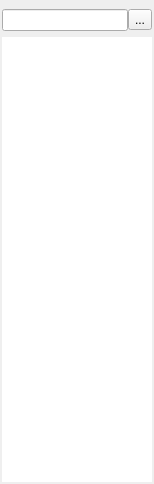
The window that BIDesigner/graphiclistform.ui (lsyeei/dashboard) describes before a commit, drawn with Qt 5.
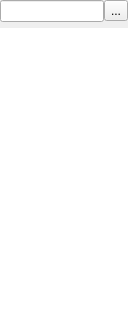
The same window after the commit. Icons and pictures are not drawn.

The edit to the form file:
```diff
--- a/BIDesigner/graphiclistform.ui
+++ b/BIDesigner/graphiclistform.ui
@@ -1,48 +1,63 @@
 <?xml version="1.0" encoding="UTF-8"?>
 <ui version="4.0">
  <class>GraphicListForm</class>
- <widget class="QDockWidget" name="GraphicListForm">
+ <widget class="QWidget" name="GraphicListForm">
   <property name="geometry">
    <rect>
     <x>0</x>
     <y>0</y>
-    <width>154</width>
-    <height>484</height>
+    <width>128</width>
+    <height>309</height>
    </rect>
   </property>
   <property name="sizePolicy">
-   <sizepolicy hsizetype="Fixed" vsizetype="Preferred">
+   <sizepolicy hsizetype="Preferred" vsizetype="Preferred">
     <horstretch>0</horstretch>
     <verstretch>0</verstretch>
    </sizepolicy>
   </property>
-  <property name="floating">
-   <bool>true</bool>
-  </property>
-  <property name="allowedAreas">
-   <set>Qt::DockWidgetArea::LeftDockWidgetArea|Qt::DockWidgetArea::RightDockWidgetArea</set>
-  </property>
   <property name="windowTitle">
    <string>结构视图</string>
   </property>
-  <widget class="QWidget" name="dockWidgetContents">
+  <property name="floating" stdset="0">
+   <bool>false</bool>
+  </property>
    <layout class="QVBoxLayout" name="verticalLayout">
+   <property name="sizeConstraint">
+    <enum>QLayout::SizeConstraint::SetDefaultConstraint</enum>
+   </property>
     <property name="leftMargin">
-     <number>2</number>
+    <number>0</number>
+   </property>
+   <property name="topMargin">
+    <number>0</number>
     </property>
     <property name="rightMargin">
-     <number>2</number>
+    <number>0</number>
     </property>
     <property name="bottomMargin">
-     <number>2</number>
+    <number>0</number>
     </property>
     <item>
      <layout class="QHBoxLayout" name="horizontalLayout">
       <property name="spacing">
        <number>0</number>
       </property>
+     <property name="sizeConstraint">
+      <enum>QLayout::SizeConstraint::SetMinimumSize</enum>
+     </property>
       <item>
-       <widget class="QLineEdit" name="queryText"/>
+      <widget class="QLineEdit" name="queryText">
+       <property name="sizePolicy">
+        <sizepolicy hsizetype="Preferred" vsizetype="Fixed">
+         <horstretch>0</horstretch>
+         <verstretch>0</verstretch>
+        </sizepolicy>
+       </property>
+       <property name="maxLength">
+        <number>32767</number>
+       </property>
+      </widget>
       </item>
       <item>
        <widget class="QToolButton" name="searchBtn">
@@ -67,6 +82,12 @@
     </item>
     <item>
      <widget class="QTreeWidget" name="graphicTree">
+     <property name="sizePolicy">
+      <sizepolicy hsizetype="Preferred" vsizetype="Expanding">
+       <horstretch>0</horstretch>
+       <verstretch>0</verstretch>
+      </sizepolicy>
+     </property>
       <property name="frameShape">
        <enum>QFrame::Shape::Box</enum>
       </property>
@@ -76,6 +97,9 @@
       <property name="lineWidth">
        <number>0</number>
       </property>
+     <property name="sizeAdjustPolicy">
+      <enum>QAbstractScrollArea::SizeAdjustPolicy::AdjustToContents</enum>
+     </property>
       <property name="rootIsDecorated">
        <bool>true</bool>
       </property>
@@ -93,7 +117,6 @@
      </widget>
     </item>
    </layout>
-  </widget>
  </widget>
  <resources/>
  <connections/>
```
Lines whose indentation alone changed are shown as unchanged.
